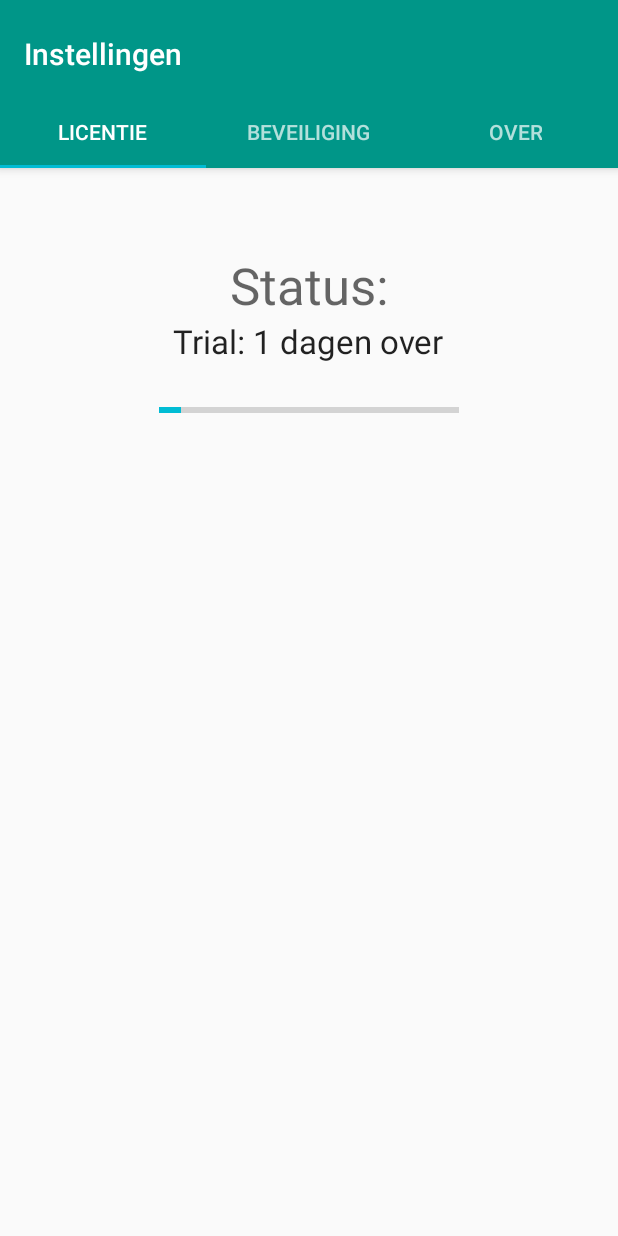
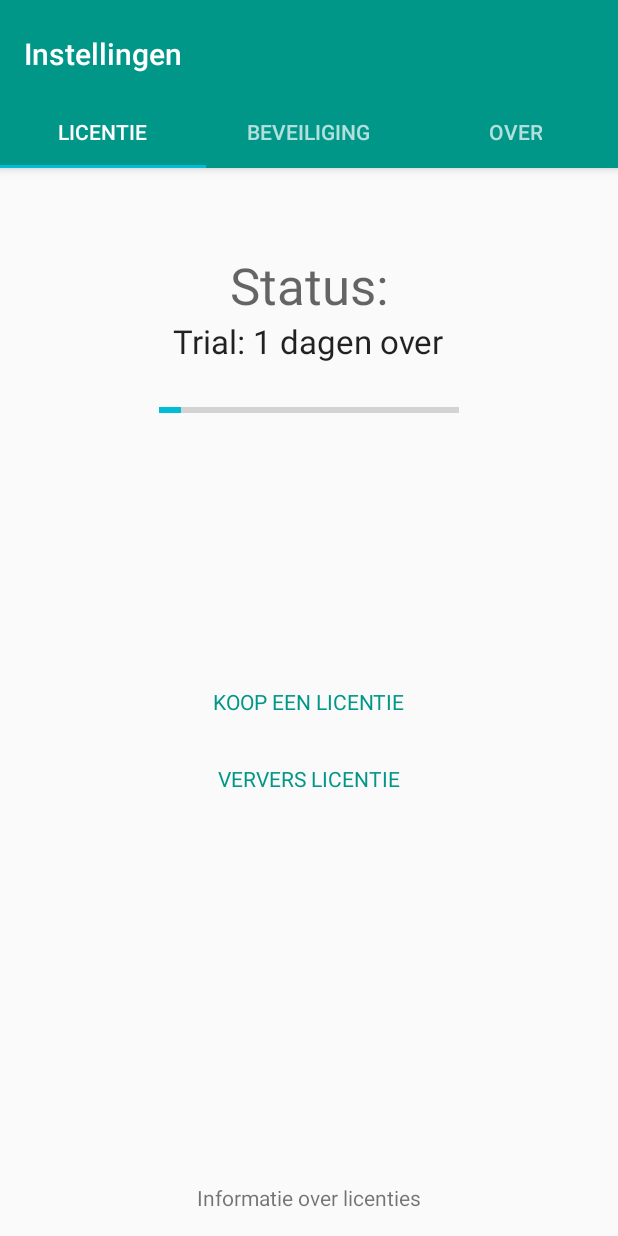
Before and after one commit to Z3r0byte/MagisterTokens, an Android app: the LicenseFragment screen opened directly, with no data from a screen before it, on a phone screen of 412 x 824 dp. Run offline under Robolectric (Android 15) with nearby library versions, the phone set to English and light mode, and no system bars; libraries missing offline, so code that uses them is left out: com.afollestad.digitus, com.afollestad.materialdialogs, com.android.vending, com.mikepenz.aboutlibraries, com.mikepenz.google_material_typeface_library and 1 more; network calls fail; 9 statements that could not run were skipped.

Commit message:
added working on license purchases

```diff
--- a/app/src/main/AndroidManifest.xml
+++ b/app/src/main/AndroidManifest.xml
@@ -19,6 +19,7 @@
 
     <uses-permission android:name="android.permission.READ_EXTERNAL_STORAGE" />
     <uses-permission android:name="android.permission.INTERNET" />
+    <uses-permission android:name="com.android.vending.BILLING" />
 
     <uses-permission-sdk-23 android:name="android.permission.USE_FINGERPRINT" />
 
--- a/app/src/main/java/eu/z3r0byteapps/magistertokens/LicenseFragment.java
+++ b/app/src/main/java/eu/z3r0byteapps/magistertokens/LicenseFragment.java
@@ -1,12 +1,19 @@
 package eu.z3r0byteapps.magistertokens;
 
+import android.content.ComponentName;
+import android.content.Context;
+import android.content.Intent;
+import android.content.ServiceConnection;
 import android.os.Bundle;
+import android.os.IBinder;
 import android.support.v4.app.Fragment;
 import android.view.LayoutInflater;
 import android.view.View;
 import android.view.ViewGroup;
 import android.widget.ProgressBar;
 import android.widget.TextView;
+
+import com.android.vending.billing.IInAppBillingService;
 
 import java.util.Date;
 
@@ -17,9 +24,28 @@ import eu.z3r0byteapps.magistertokens.Util.DateUtils;
 public class LicenseFragment extends Fragment {
     View view;
 
+    TextView buyLicense;
+    TextView refreshLicense;
+    TextView infoLicense;
+
     public LicenseFragment() {
         // Required empty public constructor
     }
+
+    IInAppBillingService mService;
+
+    ServiceConnection mServiceConn = new ServiceConnection() {
+        @Override
+        public void onServiceDisconnected(ComponentName name) {
+            mService = null;
+        }
+
+        @Override
+        public void onServiceConnected(ComponentName name,
+                                       IBinder service) {
+            mService = IInAppBillingService.Stub.asInterface(service);
+        }
+    };
 
 
     @Override
@@ -46,7 +72,25 @@ public class LicenseFragment extends Fragment {
             status.setText(R.string.msg_premium);
         }
 
+        buyLicense = (TextView) view.findViewById(R.id.buy_license);
+        refreshLicense = (TextView) view.findViewById(R.id.refresh_license);
+        infoLicense = (TextView) view.findViewById(R.id.info_licenses);
+
+
+        Intent serviceIntent =
+                new Intent("com.android.vending.billing.InAppBillingService.BIND");
+        serviceIntent.setPackage("com.android.vending");
+        getActivity().bindService(serviceIntent, mServiceConn, Context.BIND_AUTO_CREATE);
+
 
         return view;
     }
+
+    @Override
+    public void onDestroy() {
+        super.onDestroy();
+        if (mService != null) {
+            getActivity().unbindService(mServiceConn);
+        }
+    }
 }
--- a/app/src/main/res/layout/fragment_license.xml
+++ b/app/src/main/res/layout/fragment_license.xml
@@ -34,4 +34,36 @@
         android:layout_centerHorizontal="true"
         android:max="14"
         android:progress="12" />
+
+    <TextView
+        android:text="@string/msg_info_licenses"
+        android:layout_width="wrap_content"
+        android:layout_height="wrap_content"
+        android:layout_alignParentBottom="true"
+        android:layout_centerHorizontal="true"
+        android:padding="16dp"
+        android:id="@+id/info_licenses" />
+
+    <TextView
+        android:padding="16dp"
+        android:layout_width="wrap_content"
+        android:layout_height="wrap_content"
+        android:text="@string/msg_buy_license"
+        android:textAllCaps="true"
+        android:textColor="@color/primary"
+        android:layout_centerVertical="true"
+        android:layout_centerHorizontal="true"
+        android:id="@+id/buy_license" />
+
+    <TextView
+        android:padding="16dp"
+        android:layout_width="wrap_content"
+        android:layout_height="wrap_content"
+        android:text="@string/msg_refresh_license"
+        android:textAllCaps="true"
+        android:textColor="@color/primary"
+        android:layout_below="@id/buy_license"
+        android:layout_centerHorizontal="true"
+        android:id="@+id/refresh_license" />
+
 </RelativeLayout>
--- a/app/src/main/res/values/strings.xml
+++ b/app/src/main/res/values/strings.xml
@@ -101,4 +101,7 @@
     <string name="password_not_recognised">Incorrect wachtwoord</string>
     <string name="msg_importing_list">Lijst importeren...</string>
     <string name="msg_please_wait">Een ogenblik geduld</string>
+    <string name="msg_info_licenses">Informatie over licenties</string>
+    <string name="msg_buy_license">Koop een licentie</string>
+    <string name="msg_refresh_license">Ververs licentie</string>
 </resources>
```
Also changed, not shown: app/build.gradle (line endings or trailing spaces), app/src/main/aidl/com/android/vending/billing/IInAppBillingService.aidl (added).
